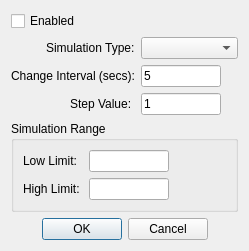
Above: omodsim/dialogs/dialogautosimulation.ui from sanny32/OpenModSim before the change. Below: the same form after it.
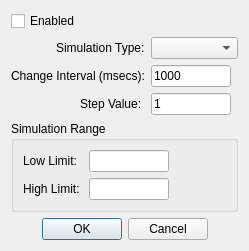
That is the form after the change. Custom widgets are drawn as their Qt base class.

Commit message: Simulation interval in msecs

Diff of the .ui file:
```diff
--- a/omodsim/dialogs/dialogautosimulation.ui
+++ b/omodsim/dialogs/dialogautosimulation.ui
@@ -51,14 +51,14 @@
         </size>
        </property>
        <property name="text">
-        <string>5</string>
+        <string notr="true">1000</string>
        </property>
       </widget>
      </item>
      <item row="1" column="0">
       <widget class="QLabel" name="labelInterval">
        <property name="text">
-        <string>Change Interval (secs):</string>
+        <string>Change Interval (msecs):</string>
        </property>
       </widget>
      </item>
```
The commit also changes 6 other files.
